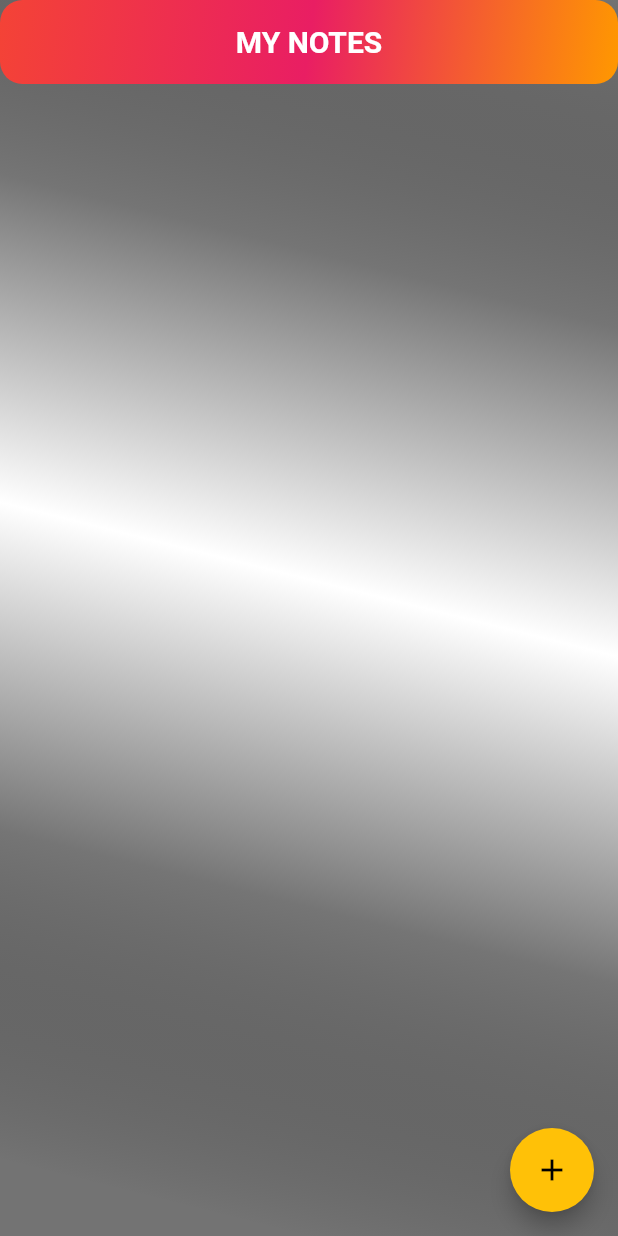
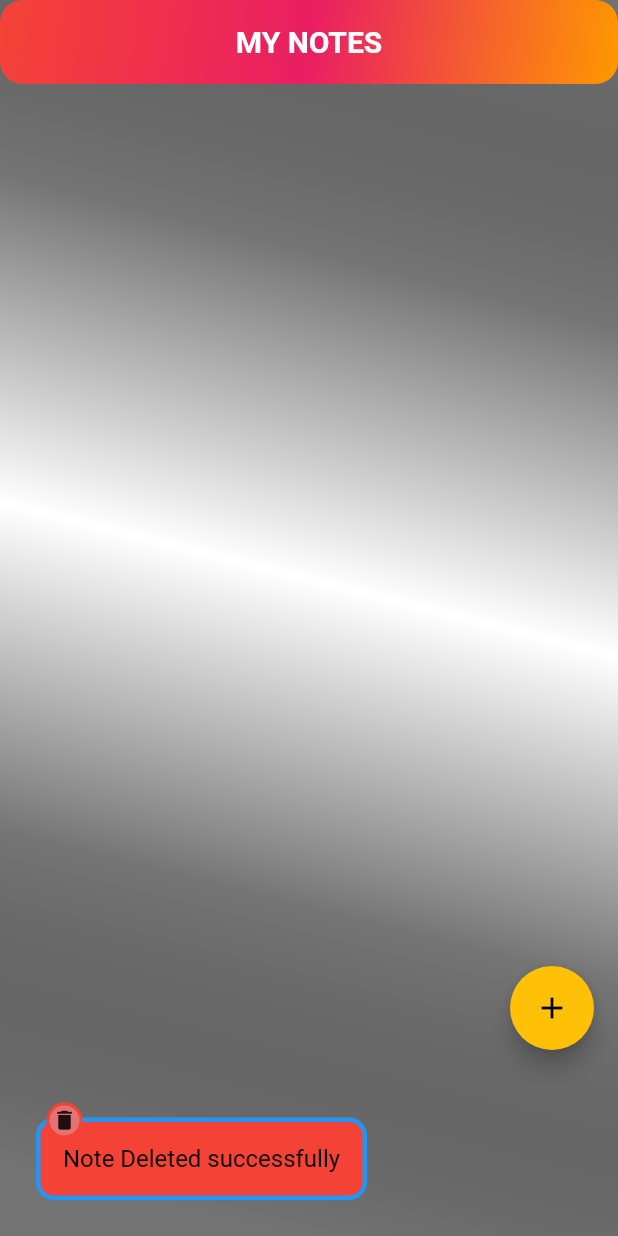
Before and after one commit to Akshayp001/TO-DO-Notes, a Flutter app: the screen it shows after launch, after a tap on the "delete" icon, on a phone screen of 412 x 824 dp. Run offline on Flutter 3.47's test engine with Material 2 defaults, Android fonts, the phone set to English and light mode, and no system bars; our stand-ins replace hive, hive_flutter; accounts and stored records are empty; generated files the repository leaves out were written again; network calls fail.

Commit message:
snackbar addition,responsive changes

```diff
--- a/todo/lib/data/dataBase.dart
+++ b/todo/lib/data/dataBase.dart
@@ -21,45 +21,16 @@ List<Color> colors = [
 class DataBase {
   final _mybox = Hive.box("NotesData1");
   List<ModalInfo> notesList;
-  //   ModalInfo(
-  //       content: "TemptextContent",
-  //       titleText: "Akshay",
-  //       datetimeInfo: DateTime.now(),
-  //       color: colors[0]
-  //       ),
-  //   ModalInfo(
-  //       content: "TemptextContent",
-  //       titleText: "TempTextTitle",
-  //       datetimeInfo: DateTime.now(),
-  //       color: colors[1]
-  //       ),
-  //   ModalInfo(
-  //       content: "TemptextContent",
-  //       titleText: "TempTextTitle",
-  //       datetimeInfo: DateTime.now(),
-  //       color: colors[2]
-  //       ),
-  // ];
 
   void createInitialData() {
     notesList = <ModalInfo>[ModalInfo(content: "Welcome To Notes App",titleText: "Welcome",datetimeInfo: DateTime.now())];
   }
 
   void loadData() {
-    print(_mybox.get("NotesData1"));
-
     notesList = _mybox.get("NotesData1").cast<ModalInfo>();
   }
 
   void updateData() {
     _mybox.put("NotesData1", notesList);
   }
-
-  // List<ModalInfo> toResponseList(List<dynamic> data) {
-  //   List<ModalInfo> value = <ModalInfo>[];
-  //   data.forEach((element) {
-  //     value.add(NasaResponseModel.fromJson(element));
-  //   });
-  //   return value ?? List<ModalInfo>.empty();
-  // }
 }
--- a/todo/lib/main.dart
+++ b/todo/lib/main.dart
@@ -2,7 +2,6 @@ import 'package:flutter/material.dart';
 import 'package:hive/hive.dart';
 import 'package:hive_flutter/adapters.dart';
 import 'package:todo/pages/notesPage.dart';
-import 'package:todo/pages/temp.dart';
 import 'modal/modalInfo.dart';
 import 'pages/homePage.dart';
 
--- a/todo/lib/pages/homePage.dart
+++ b/todo/lib/pages/homePage.dart
@@ -4,6 +4,8 @@ import 'package:todo/data/dataBase.dart';
 import 'package:todo/modal/modalInfo.dart';
 import 'package:todo/pages/notesPage.dart';
 import 'package:todo/widgets/gridTile.dart';
+import '../widgets/mydrawer.dart';
+import '../widgets/snackBarContent.dart';
 
 class HomePage extends StatefulWidget {
   @override
@@ -42,25 +44,25 @@ class _HomePageState extends State<HomePage> {
       db.loadData();
     }
     super.initState();
-    // db.notesList = doInit();
   }
-
-  // List<ModalInfo> doInit() {
-  //   List<ModalInfo> temp = listBox.get(1);
-  //   if (temp == null) {
-  //     return [];
-  //   }
-  //   return temp;
-  // }
-  // List<ModalInfo> doInit() {
-  //   return db.db.notesList;
-  // }
 
   @override
   Widget build(BuildContext context) {
     return Scaffold(
+      // drawer: MyDrawer(),
       extendBodyBehindAppBar: true,
       appBar: AppBar(
+        // leading: Builder(
+        //   builder: (context) {
+        //     return IconButton(
+        //       icon: Icon(
+        //         Icons.menu_rounded,
+        //         color: Colors.white,
+        //       ),
+        //       onPressed: () => Scaffold.of(context).openDrawer(),
+        //     );
+        //   }
+        // ),
         foregroundColor: Colors.transparent,
         flexibleSpace: Container(
           decoration: BoxDecoration(
@@ -80,7 +82,6 @@ class _HomePageState extends State<HomePage> {
       floatingActionButton: FloatingActionButton(
           onPressed: () {
             setState(() {
-              // db.notesList[1].titleText = "patil";
               Navigator.of(context).push(MaterialPageRoute(
                   builder: (context) => NotesPage(
                         isEdit: false,
@@ -110,7 +111,6 @@ class _HomePageState extends State<HomePage> {
               crossAxisSpacing: 5,
               childAspectRatio: 0.6,
             ),
-            // itemCount: (db.notesList.length==null)?0:db.notesList.length,
             itemCount: db.notesList.length,
             itemBuilder: (context, index) {
               return InkWell(
@@ -128,16 +128,7 @@ class _HomePageState extends State<HomePage> {
                   },
                   child: Stack(children: [
                     Gridtile(
-                        // deleteTile: () {
-                        //   setState(() {
-                        //     db.notesList.removeAt(index);
-                        //     db.updateData();
-                        //     db.loadData();
-                        //   });
-                        // },
-                        notesList: db.notesList,
-                        index: index,
-                        ctx: context),
+                        notesList: db.notesList, index: index, ctx: context),
                     Positioned(
                       top: 16,
                       left: 11,
@@ -147,6 +138,17 @@ class _HomePageState extends State<HomePage> {
                             db.notesList.removeAt(index);
                             db.updateData();
                             db.loadData();
+                            ScaffoldMessenger.of(context).showSnackBar(SnackBar(
+                                backgroundColor: Colors.transparent,
+                                elevation: 0,
+                                content: MySnackbarContent(
+                                  snackBarText: "Note Deleted successfully",
+                                  snackBarColor: Colors.red,
+                                  snackBarIcon: Icon(
+                                    Icons.delete,
+                                    size: 17,
+                                  ),
+                                )));
                           });
                         },
                         child: Container(
--- a/todo/lib/widgets/gridTile.dart
+++ b/todo/lib/widgets/gridTile.dart
@@ -4,6 +4,7 @@ import 'package:todo/modal/modalInfo.dart';
 class Gridtile extends StatelessWidget {
   // const Gridtile({Key key}) : super(key: key);
   List<ModalInfo> notesList;
+  String showTitle;
   // Function deleteTile;
   BuildContext ctx;
   int index;
@@ -28,19 +29,23 @@ class Gridtile extends StatelessWidget {
 
   @override
   Widget build(BuildContext context) {
+    if (notesList[index].titleText.length <= 9) {
+      showTitle = notesList[index].titleText;
+    } else {
+      showTitle = "${notesList[index].titleText.substring(0, 8)}..";
+    }
     return Container(
-          height: MediaQuery.of(ctx).size.height * 0.55,
-          child: Column(
-              mainAxisAlignment: MainAxisAlignment.spaceBetween,
-              children: [
+      height: 310,
+      child:
+          Column(mainAxisAlignment: MainAxisAlignment.spaceBetween, children: [
         Container(
           width: double.infinity,
           height: 60,
+          // height: (MediaQuery.of(ctx).size.height * 0.4) * 0.35,
           decoration: BoxDecoration(
               border: Border.all(color: Colors.white, width: 2),
               borderRadius: BorderRadius.only(
-                          topLeft: Radius.circular(12),
-                          topRight: Radius.circular(12)),
+                  topLeft: Radius.circular(12), topRight: Radius.circular(12)),
               color: colors[index % colors.length],
               gradient: LinearGradient(
                   begin: Alignment.topLeft,
@@ -55,7 +60,9 @@ class Gridtile extends StatelessWidget {
               children: [
                 Center(
                     child: Text(
-                          notesList[index].titleText,
+                  showTitle,
+                  softWrap: true,
+                  overflow: TextOverflow.fade,
                   style: Theme.of(ctx).textTheme.titleMedium,
                 )),
                 Text(
@@ -70,6 +77,7 @@ class Gridtile extends StatelessWidget {
         Container(
           width: double.infinity,
           height: 242,
+          // height: (MediaQuery.of(ctx).size.height * 0.4) * 0.7,
           decoration: BoxDecoration(
               border: Border.all(color: Colors.white, width: 2),
               borderRadius: BorderRadius.only(
--- a/todo/lib/widgets/snackBarContent.dart
+++ b/todo/lib/widgets/snackBarContent.dart
@@ -1,7 +1,14 @@
 import 'package:flutter/material.dart';
 
 class MySnackbarContent extends StatelessWidget {
-  // const MySnackbar({Key key}) : super(key: key);
+  String snackBarText;
+  Icon snackBarIcon;
+  Color snackBarColor;
+
+  MySnackbarContent(
+      {@required this.snackBarColor,
+      @required this.snackBarIcon,
+      @required this.snackBarText});
 
   @override
   Widget build(BuildContext context) {
@@ -16,11 +23,11 @@ class MySnackbarContent extends StatelessWidget {
         child: Container(
             padding: EdgeInsets.all(15),
             decoration: BoxDecoration(
-                color: Colors.cyan.shade300,
+                color: snackBarColor,
                 border: Border.all(color: Colors.blue, width: 3),
                 borderRadius: BorderRadius.circular(12)),
             child: Text(
-              "Oops!! Seems That you've written Nothing!!",
+              snackBarText,
               style: TextStyle(color: Colors.black, fontSize: 16),
             )),
       ),
@@ -30,10 +37,7 @@ class MySnackbarContent extends StatelessWidget {
         // left: -10,
         child: Container(
           child: Center(
-            child: Icon(
-              Icons.question_mark,
-              size: 17,
-            ),
+            child: snackBarIcon,
           ),
           height: 24,
           width: 24,
```
Also changed, not shown: todo/lib/pages/notesPage.dart (+33 -6 lines), todo/lib/pages/temp.dart (deleted, +0 -36 lines), todo/lib/widgets/mydrawer.dart (added, +186 -0 lines), todo/pubspec.yaml (+5 -3 lines), todo/assets/images/github.png (added), todo/assets/images/instagram.png (added), todo/assets/images/linkedin.png (added), todo/assets/images/user.png (added), todo/pubspec.lock, 5 other files. Lines whose indentation alone changed are shown as unchanged.
